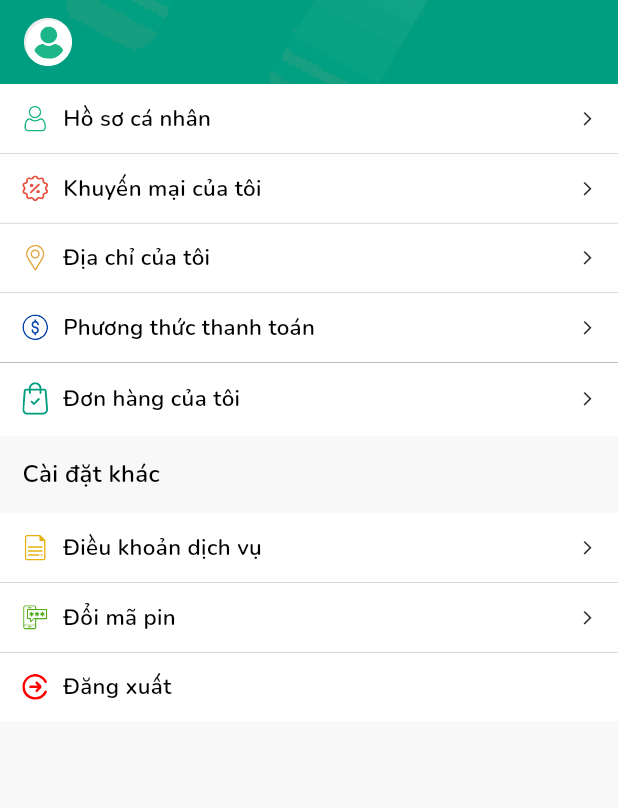
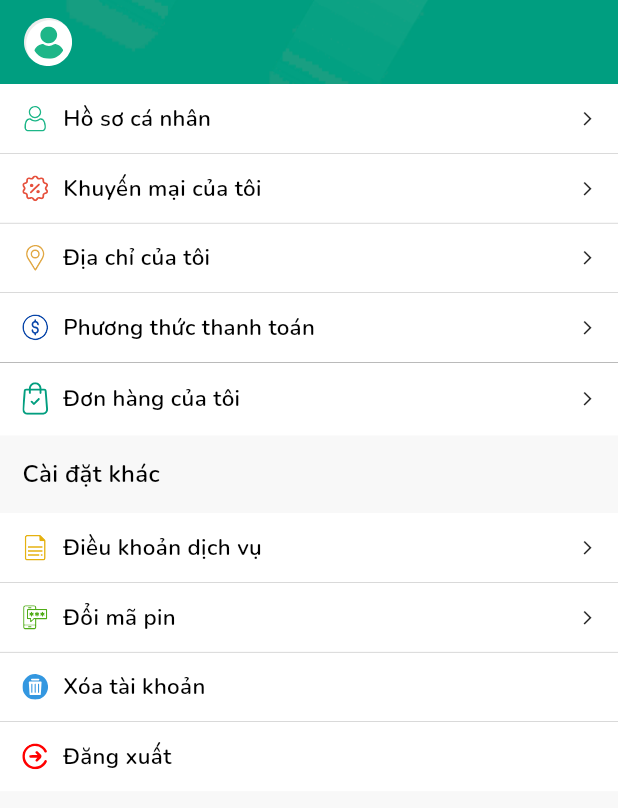
Before and after one commit to NguyenXuanLoc/C9PApp_TEST, a Flutter app: the TabAccountView screen opened by its route, on a phone screen of 412 x 824 dp. Shown: the top 808 px of the screen. Run offline on Flutter 3.47's test engine with Material 2 defaults, Android fonts, the phone set to English and light mode, and no system bars; our stand-ins replace badges, cached_network_image, carousel_slider, event_bus, firebase_auth, firebase_core and 19 more; missing offline and left inert: dart:ffi, flutter_inappwebview, get_cli, images_picker; accounts and stored records are empty; network calls fail; project files that could hold a hidden picture were left out.

Commit message:
Delete account.

```diff
--- a/lib/app/config/app_translation.dart
+++ b/lib/app/config/app_translation.dart
@@ -184,6 +184,8 @@ class LocaleKeys {
   static const fault = 'fault';
   static const payment_failed = 'payment_failed';
   static const order_before_15_minutes = 'order_before_15_minutes';
+  static const delete_account = 'delete_account';
+  static const account_will_delete_after_30_day = 'account_will_delete_after_30_day';
 }
 class Locales {
   static const en = {
@@ -359,6 +361,8 @@ class Locales {
   'payed':'Đã thanh toán',
   'fault':'Đơn lỗi',
   'payment_failed':'Thanh toán không thành công, vui lòng thử lại',
+  'delete_account':'Xóa tài khoản',
+  'account_will_delete_after_30_day':'Tài khoản của bạn sẽ được xóa vĩnh viễn trong vòng 30 ngày.',
   'order_before_15_minutes':'Thời gian giao hàng quá gấp, hãy chọn thời gian giao hàng lớn hơn thời gian hiện tại 15 phút',
   };
 }
--- a/lib/app/config/resource.dart
+++ b/lib/app/config/resource.dart
@@ -90,6 +90,7 @@ class R {
   static const String assetsSvChangePin= 'assets/svg/change_pin.svg';
   static const String assetsSvChangePinBlack= 'assets/svg/change_pin_black.svg';
   static const String assetsSvgMoto= 'assets/svg/moto.svg';
+  static const String assetsSvgDelete= 'assets/svg/delete.svg';
   static const String assetsSvgLocationCircle =
       'assets/svg/location_circle.svg';
   static const String assetsBackgroundHeaderTabMainSvg =
--- a/lib/app/data/provider/user_provider.dart
+++ b/lib/app/data/provider/user_provider.dart
@@ -165,4 +165,7 @@ class UserProvider extends BaseProvider {
       'user/info/avatar',
       {"image": MultipartFile(path, filename: path.split("/").last)},
       isFormData: true);
+
+  Future<ApiResult> deleteAccount() async =>
+      await DELETE('user/delete-account');
 }
--- a/lib/app/modules/tab_account/views/tab_account_view.dart
+++ b/lib/app/modules/tab_account/views/tab_account_view.dart
@@ -23,7 +23,8 @@ enum AccountAction {
   MY_ORDER,
   REGULATION,
   CHANGE_PIN,
-  LOGOUT
+  LOGOUT,
+  DELETE
 }
 
 class TabAccountView extends GetView<TabAccountController> {
@@ -103,7 +104,11 @@ class TabAccountView extends GetView<TabAccountController> {
             ),
             itemTitle(R.assetsSvgFile, LocaleKeys.regulation.tr,AccountAction.REGULATION,context,),
             line(context),
-            itemTitle(R.assetsSvChangePin, LocaleKeys.change_pin.tr,AccountAction.CHANGE_PIN,context,),
+            itemTitle(R.assetsSvChangePin, LocaleKeys.change_pin.tr,AccountAction.CHANGE_PIN,context),
+            line(context),
+            itemTitle(R.assetsSvgDelete, LocaleKeys.delete_account.tr,
+                AccountAction.DELETE, context,
+                isShowSuffixIcon: false),
             line(context),
             InkWell(
               child: itemTitle(
```
Also changed, not shown: lib/app/components/dialogs.dart (+70 -0 lines), lib/app/modules/tab_account/controllers/tab_account_controller.dart (+20 -0 lines), assets/svg/delete.svg (added).
